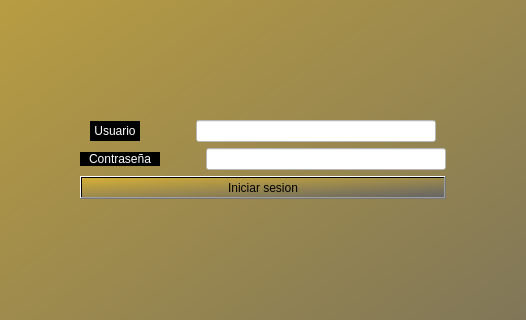
The window that UI/interfaz.ui (dtrejo0611/TrabajoTerminal) describes before a commit, drawn with Qt 5; both pictures show x 229 to 755 and y 216 to 536 of the 983 by 726 pixel window.
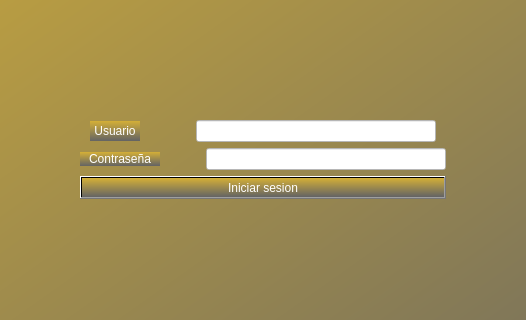
The same window after the commit.

```diff
--- a/UI/interfaz.ui
+++ b/UI/interfaz.ui
@@ -67,8 +67,8 @@
                  </size>
                 </property>
                 <property name="styleSheet">
-                 <string notr="true">background-color: rgb(0, 0, 0);
-color: rgb(255, 255, 255);</string>
+                 <string notr="true">color: rgb(255, 255, 255);
+background-color: qlineargradient(spread:pad, x1:0.486, y1:0, x2:0.502, y2:0.994318, stop:0 rgba(212, 175, 55, 255), stop:1 rgba(100, 100, 100, 255));</string>
                 </property>
                 <property name="text">
                  <string>Usuario</string>
@@ -133,8 +133,8 @@
                  </size>
                 </property>
                 <property name="styleSheet">
-                 <string notr="true">background-color: rgb(0, 0, 0);
-color: rgb(255, 255, 255);</string>
+                 <string notr="true">color: rgb(255, 255, 255);
+background-color: qlineargradient(spread:pad, x1:0.486, y1:0, x2:0.502, y2:0.994318, stop:0 rgba(212, 175, 55, 255), stop:1 rgba(100, 100, 100, 255));</string>
                 </property>
                 <property name="text">
                  <string>Contraseña</string>
@@ -186,6 +186,10 @@
           </item>
           <item>
            <widget class="QPushButton" name="botonInicioSesion">
+            <property name="styleSheet">
+             <string notr="true">color: rgb(255, 255, 255);
+background-color: qlineargradient(spread:pad, x1:0.486, y1:0, x2:0.502, y2:0.994318, stop:0 rgba(212, 175, 55, 255), stop:1 rgba(100, 100, 100, 255));</string>
+            </property>
             <property name="text">
              <string>Iniciar sesion</string>
             </property>
```
